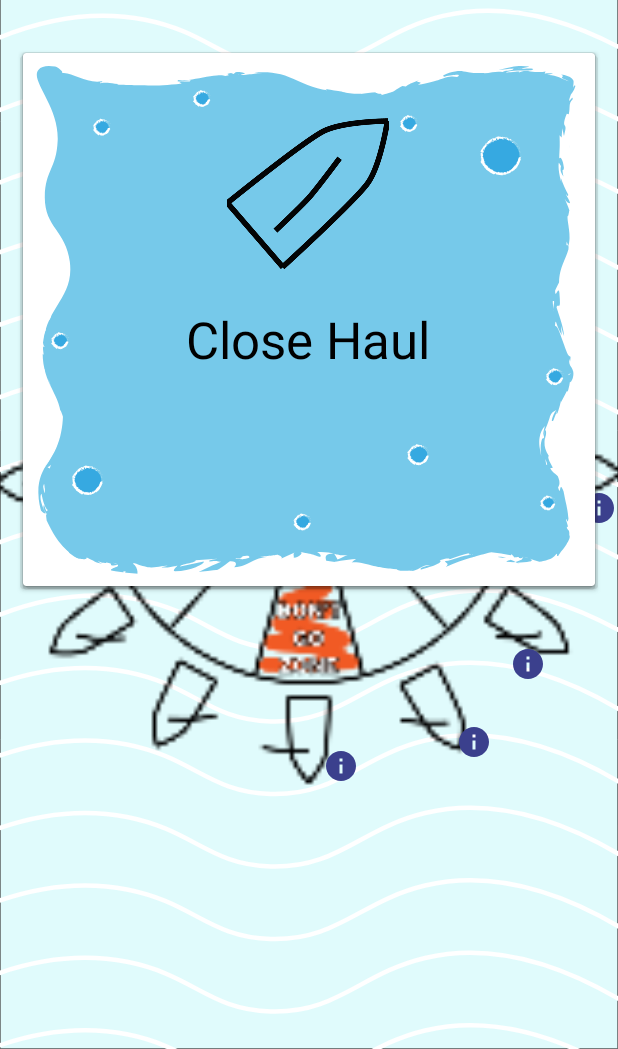
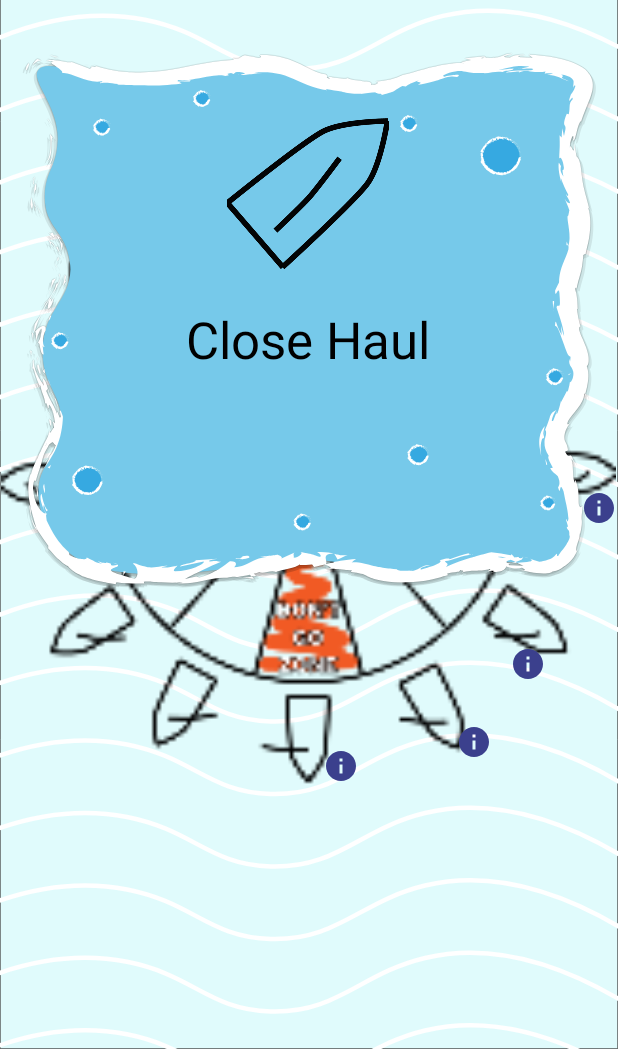
Before and after one commit to acmercer/LearnToSail, an Android app: the LearnPointsOfSail screen opened directly, with no data from a screen before it, after a tap on "Close Haul Info", on a phone screen of 412 x 824 dp, the part 187-1236 px from its top. Run offline under Robolectric (Android 15) with nearby library versions, the phone set to English and light mode, and no system bars; Roboto replaces fonts that are not available here.

Commit message:
Updates and changes

```diff
--- a/app/src/main/res/layout/activity_learn_points_of_sail.xml
+++ b/app/src/main/res/layout/activity_learn_points_of_sail.xml
@@ -62,7 +62,7 @@
 
     <ImageView
         android:id="@+id/imageView23"
-        android:layout_width="0dp"
+        android:layout_width="410dp"
         android:layout_height="420dp"
         android:layout_marginTop="44dp"
         app:layout_constraintEnd_toEndOf="parent"
--- a/app/src/main/res/layout/pointsofsailinfo.xml
+++ b/app/src/main/res/layout/pointsofsailinfo.xml
@@ -9,6 +9,9 @@
         android:layout_width="381dp"
         android:layout_height="355dp"
         android:layout_marginTop="160dp"
+        app:cardBackgroundColor="#00FFFFFF"
+        app:cardCornerRadius="0dp"
+        app:cardElevation="0dp"
         app:layout_constraintEnd_toEndOf="parent"
         app:layout_constraintStart_toStartOf="parent"
         app:layout_constraintTop_toTopOf="parent">
--- a/app/src/main/res/values/strings.xml
+++ b/app/src/main/res/values/strings.xml
@@ -106,6 +106,5 @@
     <string name="broadReach">Broad Reach Info</string>
     <string name="trainingRun">Training Run Info</string>
     <string name="deadRun">Dead Run Info</string>
-    <string name="broadReach">Broad Reach Info</string>
     <string name="closeHaulTitle">Close Haul</string>
 </resources>
```
